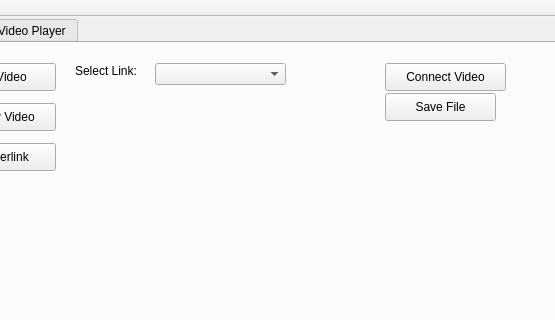
Qt form mainwindow.ui (willgoishi/CSCI576HypermediaProject) before a commit; both pictures show x 177 to 732 and y 0 to 320 of the 732 by 627 pixel window.
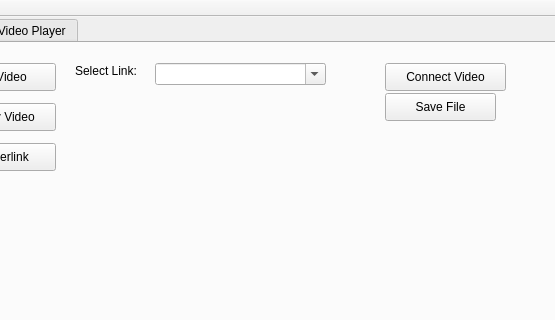
The same form after that commit.

```diff
--- a/mainwindow.ui
+++ b/mainwindow.ui
@@ -100,10 +100,16 @@
        <rect>
         <x>330</x>
         <y>20</y>
-        <width>131</width>
+        <width>171</width>
         <height>22</height>
        </rect>
       </property>
+      <property name="editable">
+       <bool>true</bool>
+      </property>
+      <property name="insertPolicy">
+       <enum>QComboBox::NoInsert</enum>
+      </property>
      </widget>
      <widget class="QPushButton" name="connectVideo">
       <property name="geometry">
```
